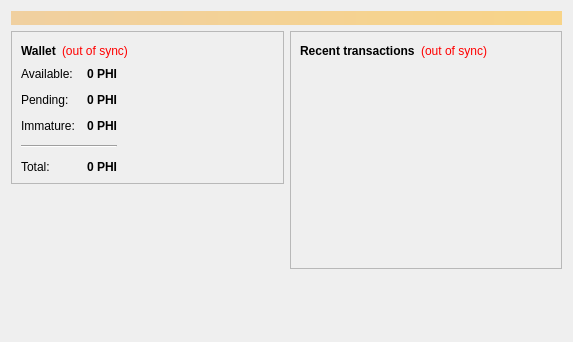
The window that src/qt/forms/overviewpage.ui (bryceweiner/nautiluscoin) describes before a commit, drawn with Qt 5.
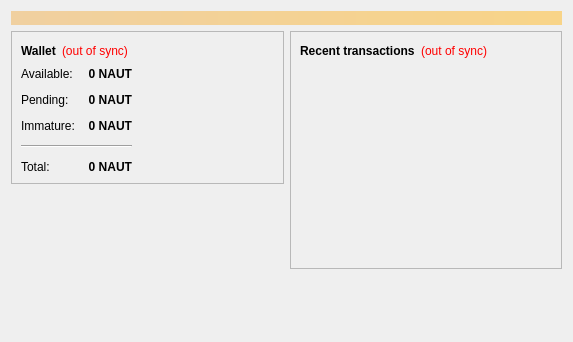
The same window after the commit.

Commit message: PHI -> NAUT

The edit to the form file:
```diff
--- a/src/qt/forms/overviewpage.ui
+++ b/src/qt/forms/overviewpage.ui
@@ -124,7 +124,7 @@
                <string>Your current spendable balance</string>
               </property>
               <property name="text">
-               <string notr="true">0 PHI</string>
+               <string notr="true">0 NAUT</string>
               </property>
               <property name="alignment">
                <set>Qt::AlignRight|Qt::AlignTrailing|Qt::AlignVCenter</set>
@@ -156,7 +156,7 @@
                <string>Total of transactions that have yet to be confirmed, and do not yet count toward the spendable balance</string>
               </property>
               <property name="text">
-               <string notr="true">0 PHI</string>
+               <string notr="true">0 NAUT</string>
               </property>
               <property name="alignment">
                <set>Qt::AlignRight|Qt::AlignTrailing|Qt::AlignVCenter</set>
@@ -185,7 +185,7 @@
                <string>Mined balance that has not yet matured</string>
               </property>
               <property name="text">
-               <string notr="true">0 PHI</string>
+               <string notr="true">0 NAUT</string>
               </property>
               <property name="alignment">
                <set>Qt::AlignRight|Qt::AlignTrailing|Qt::AlignVCenter</set>
@@ -217,7 +217,7 @@
                <string>Your current total balance</string>
               </property>
               <property name="text">
-               <string notr="true">0 PHI</string>
+               <string notr="true">0 NAUT</string>
               </property>
               <property name="alignment">
                <set>Qt::AlignRight|Qt::AlignTrailing|Qt::AlignVCenter</set>
```
The commit also changes 13 other files.
